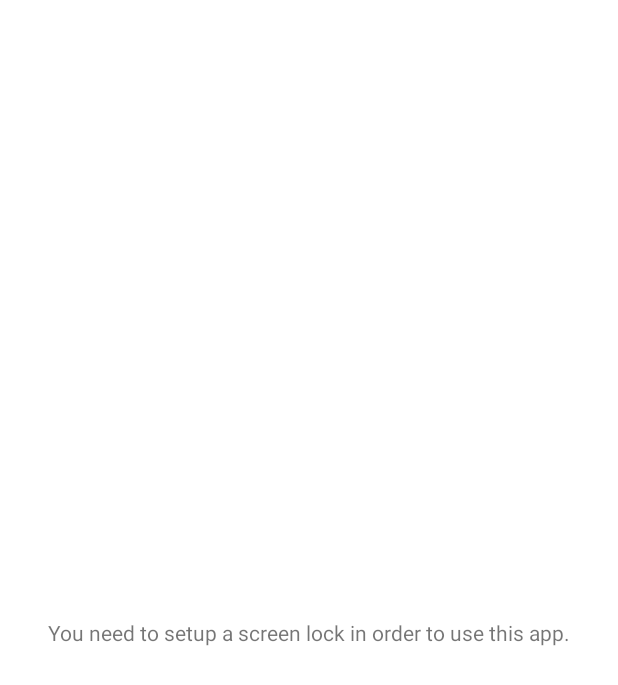
After one commit to FlorianSW/mediawiki-app-PasswordlessLogin, an Android app: the layout screen_lock_required_dialog.xml on its own in the app's theme, with its tools: preview values and no code run, on a phone screen of 412 x 824 dp. The commit adds this screen. Shown: the top 685 px of the screen. Run offline under Robolectric (Android 15) with nearby library versions, the phone set to English and light mode, and no system bars.

Commit message:
Improve design of screen lock required and close the dialog when coming back from setting it up

```diff
--- /dev/null
+++ b/app/src/main/res/layout/screen_lock_required_dialog.xml
@@ -0,0 +1,15 @@
+<?xml version="1.0" encoding="utf-8"?>
+<LinearLayout xmlns:android="http://schemas.android.com/apk/res/android"
+    android:layout_width="match_parent"
+    android:layout_height="match_parent"
+    android:orientation="vertical"
+    android:gravity="center"
+    android:paddingStart="25dp"
+    android:paddingEnd="25dp"
+    android:paddingTop="20dp">
+
+    <TextView
+        android:layout_width="wrap_content"
+        android:layout_height="wrap_content"
+        android:text="@string/screen_lock_required" />
+</LinearLayout>
--- a/app/src/main/res/values/strings.xml
+++ b/app/src/main/res/values/strings.xml
@@ -1,5 +1,7 @@
 <resources>
     <string name="app_name">MediaWiki Passwordless Login</string>
+    <string name="screen_lock_required_title">Screen lock required</string>
+    <string name="screen_lock_settings_button">Setup</string>
     <string name="screen_lock_required">You need to setup a screen lock in order to use this app.</string>
 
     <!-- App toolbar header -->
```
Also changed, not shown: app/src/main/java/org/droidwiki/passwordless/MainActivity.kt (+13 -15 lines).
